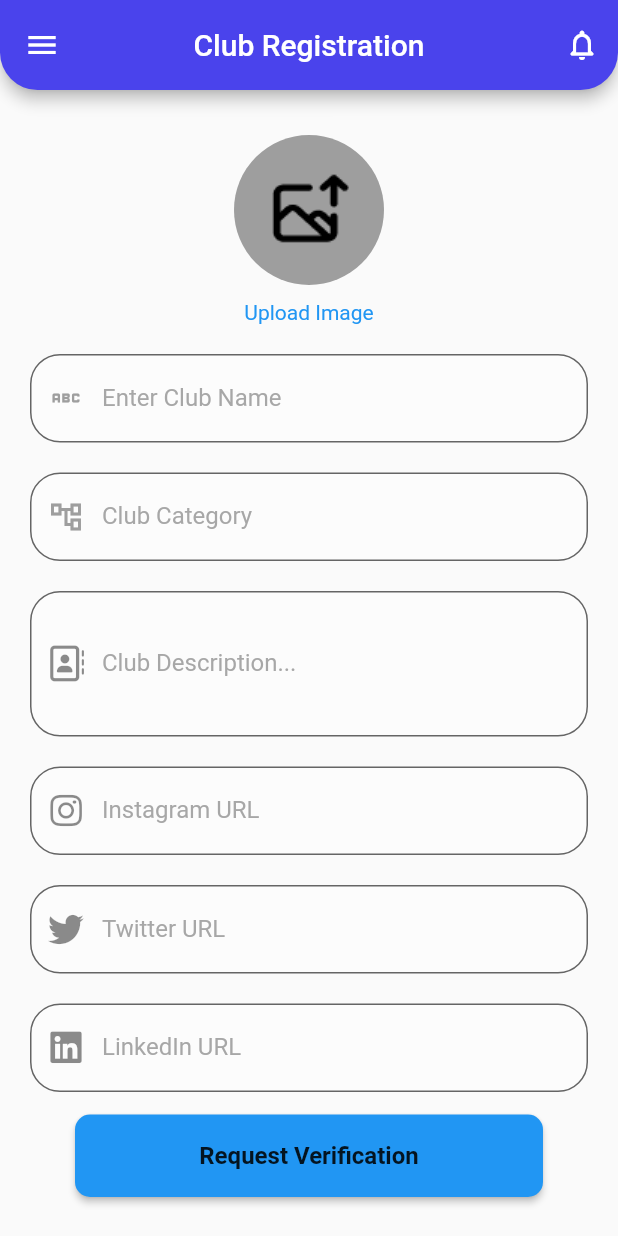
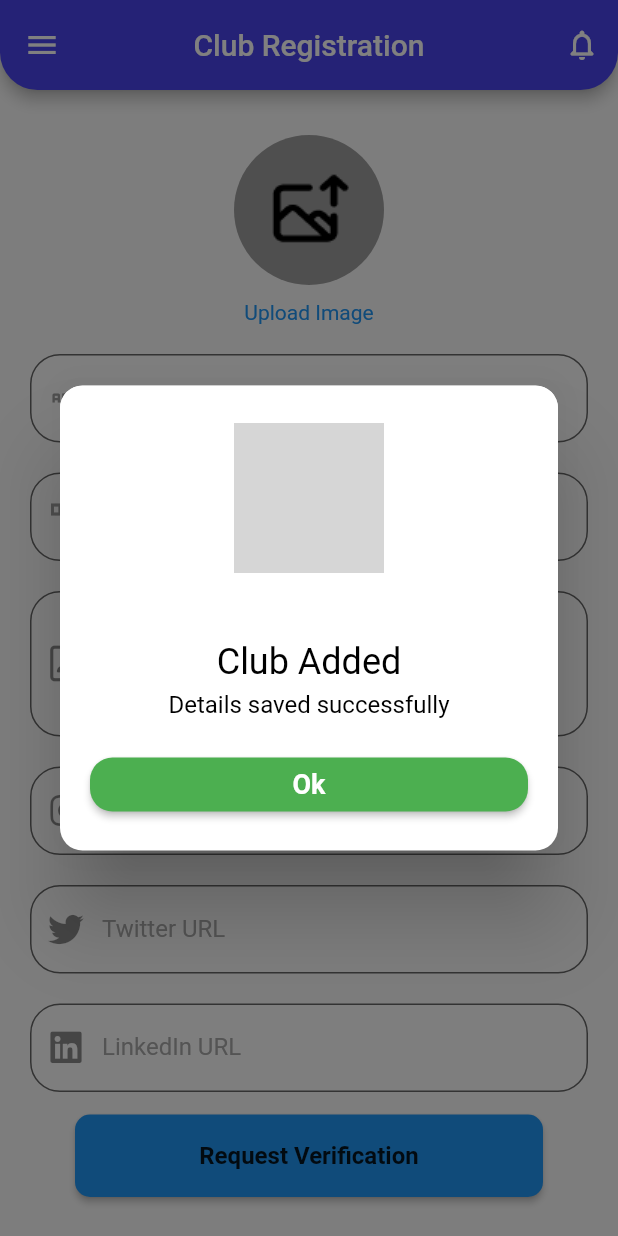
Before and after one commit to rjrishika/campus_assist, a Flutter app: the ClubRegistration screen opened directly, after a tap on "Request Verification", on a phone screen of 412 x 824 dp. Run offline on Flutter 3.47's test engine with Material 2 defaults, Android fonts, the phone set to English and light mode, and no system bars; our stand-ins replace carousel_pro, cloud_firestore, firebase_auth, firebase_core, font_awesome_flutter, quickalert; accounts and stored records are empty; project files that could hold a hidden picture were left out; grey boxes are pictures that could not be loaded.

Commit message:
club registration updated

```diff
--- a/lib/main.dart
+++ b/lib/main.dart
@@ -1,6 +1,7 @@
 import 'package:firebase_core/firebase_core.dart';
 import 'package:flutter/material.dart';
 import 'package:untitled1/screen/Club_details.dart';
+import 'package:untitled1/screen/Club_form.dart';
 import 'package:untitled1/screen/Clubs.dart';
 import 'package:untitled1/screen/Login.dart';
 import 'package:untitled1/screen/club_registration.dart';
@@ -39,7 +40,7 @@ class MyApp extends StatelessWidget {
         // is not restarted.
         primarySwatch: Colors.blue,
       ),
-      home: const ClubRegistration(),
+      home: const Clubs(),
     );
   }
 }
--- a/lib/screen/club_registration.dart
+++ b/lib/screen/club_registration.dart
@@ -1,7 +1,9 @@
+import 'package:cloud_firestore/cloud_firestore.dart';
 import 'package:flutter/material.dart';
 import 'package:font_awesome_flutter/font_awesome_flutter.dart';
 import '../reusable_widget/reusable_widget.dart';
-
+import 'package:quickalert/models/quickalert_type.dart';
+import 'package:quickalert/widgets/quickalert_dialog.dart';
 class ClubRegistration extends StatefulWidget {
   const ClubRegistration({Key? key}) : super(key: key);
 
@@ -16,6 +18,7 @@ class _ClubRegistrationState extends State<ClubRegistration> {
   TextEditingController instaUrl = TextEditingController();
   TextEditingController twitterUrl = TextEditingController();
   TextEditingController linkedinUrl = TextEditingController();
+  CollectionReference clubData = FirebaseFirestore.instance.collection('clubs');
   @override
   Widget build(BuildContext context) {
     return SafeArea(
@@ -94,8 +97,28 @@ class _ClubRegistrationState extends State<ClubRegistration> {
           margin: const EdgeInsets.fromLTRB(0,10,0,20),
           decoration: BoxDecoration(borderRadius: BorderRadius.circular(90)),
           child: ElevatedButton(
-            onPressed: (){
+            onPressed: () async{
+                await clubData.add({'name': '${clubName.text}',
+                'category': '${clubCategory.text}',
+                'desc': '${clubDesc.text}',
+                'insta': '${instaUrl.text}',
+                  'twitter': '${twitterUrl.text}',
+                'linkedin': '${linkedinUrl.text}',});
 
+                QuickAlert.show(
+                  context: context,
+                  type: QuickAlertType.success,
+                  title: 'Club Added',
+                  text: 'Details saved successfully',
+                  confirmBtnText: 'Ok',
+                  onConfirmBtnTap: ()=>{
+                    Navigator.of(context).pop(),
+                  },
+                  confirmBtnColor: Colors.green,
+                );
+                setState(() {
+
+                });
             },
             style: ButtonStyle(
                 backgroundColor: MaterialStateProperty.resolveWith((states) {
--- a/pubspec.yaml
+++ b/pubspec.yaml
@@ -41,6 +41,7 @@ dependencies:
   carousel_pro: ^1.0.0
   font_awesome_flutter: ^10.4.0
   quickalert: ^1.0.1
+  url_launcher: ^6.1.10
 
 
 dev_dependencies:
```
Also changed, not shown: lib/screen/Club_details.dart (+114 -105 lines), lib/screen/Clubs.dart (+0 -34 lines), pubspec.lock, 5 other files.
